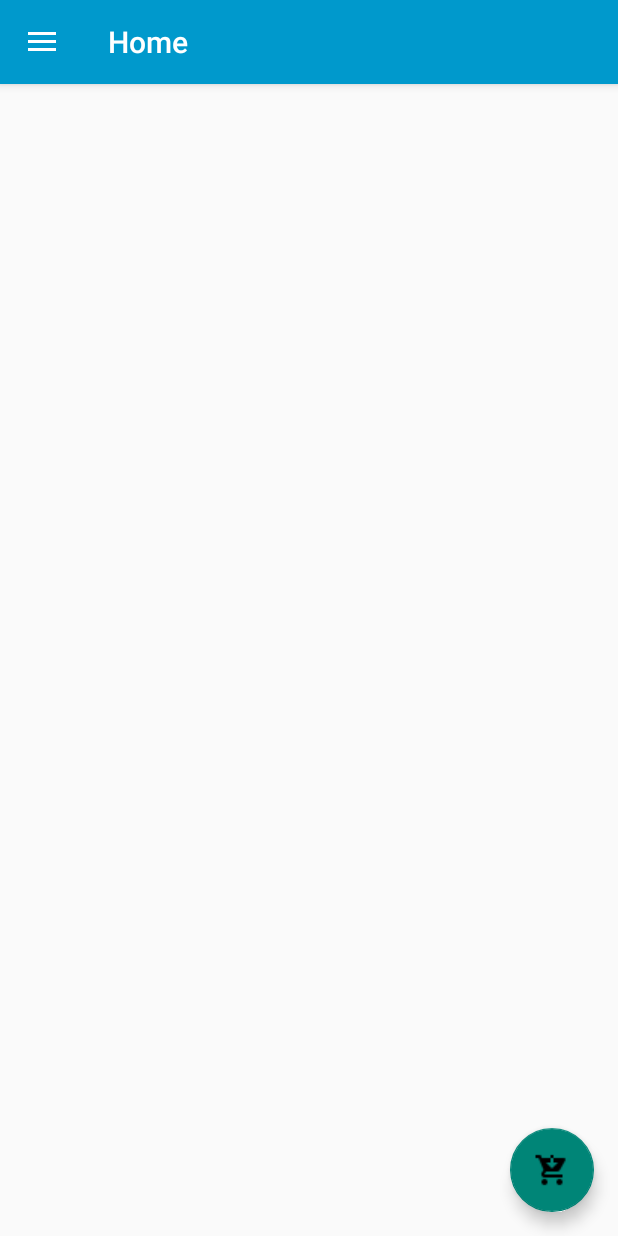
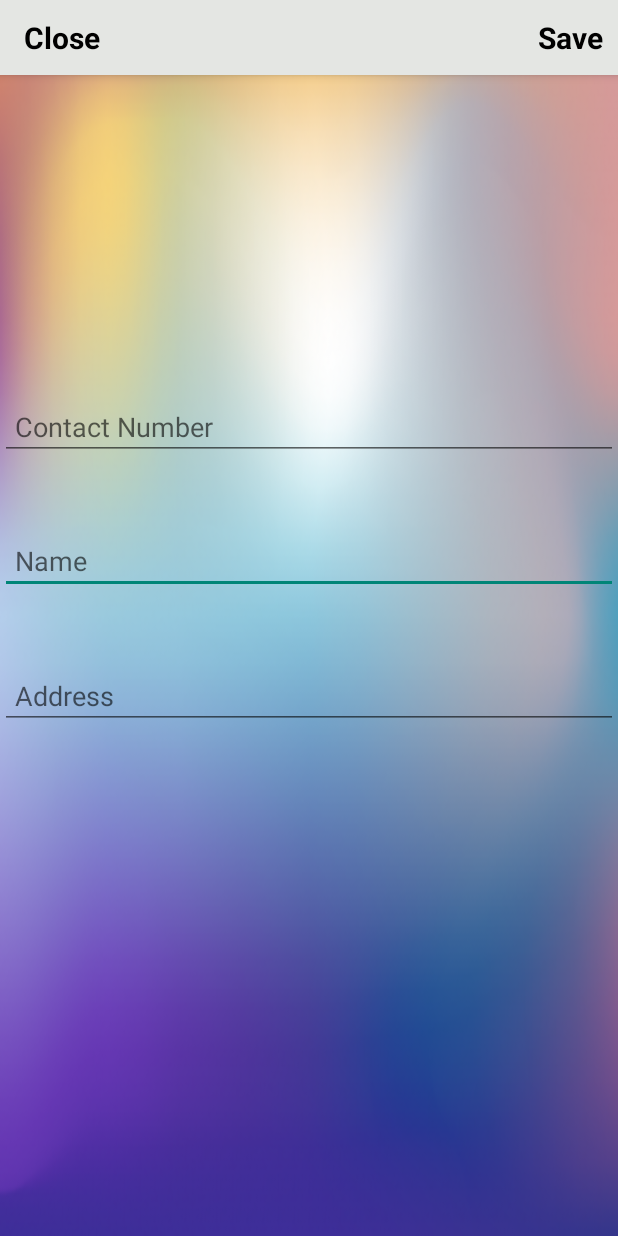
Before and after one commit to mujeeb320/StyleOmegaFashionStore-Final, an Android app: the HomeActivity screen opened directly, with no data from a screen before it, in the side drawer, after a tap on "Settings", on a phone screen of 412 x 824 dp. Run offline under Robolectric (Android 15) with nearby library versions, the phone set to English and light mode, and no system bars; our stand-ins replace CircleImageView, Firebase (no records; nobody signed in at launch, a user with empty details on screens opened directly), Picasso, navigation-ui; libraries missing offline, so code that uses them is left out: io.paperdb; 2 statements that could not run were skipped.

Commit message:
update settings feature

```diff
--- a/app/src/main/AndroidManifest.xml
+++ b/app/src/main/AndroidManifest.xml
@@ -9,10 +9,11 @@
         android:roundIcon="@mipmap/ic_launcher_round"
         android:supportsRtl="true"
         android:theme="@style/AppTheme">
+        <activity android:name=".SettingsActivity"></activity>
         <activity
             android:name=".HomeActivity"
             android:label="@string/title_activity_home"
-            android:theme="@style/AppTheme.NoActionBar"></activity>
+            android:theme="@style/AppTheme.NoActionBar" />
         <activity android:name=".model.Main2Activity" />
         <activity android:name=".AdminAddNewProductActivity" />
         <activity android:name=".AdminCatergoryActivity" />
--- a/app/src/main/java/com/example/styleomegafashionstore/HomeActivity.java
+++ b/app/src/main/java/com/example/styleomegafashionstore/HomeActivity.java
@@ -212,7 +212,8 @@ public class HomeActivity extends AppCompatActivity
         }
         else if (id == R.id.nav_settings)
         {
-
+            Intent intent = new Intent(HomeActivity.this, SettingsActivity.class);
+            startActivity(intent);
         }
         else if (id == R.id.nav_logout)
         {
--- /dev/null
+++ b/app/src/main/java/com/example/styleomegafashionstore/SettingsActivity.java
@@ -0,0 +1,76 @@
+package com.example.styleomegafashionstore;
+
+import android.content.Intent;
+import android.os.Bundle;
+import android.view.View;
+import android.widget.EditText;
+import android.widget.TextView;
+import android.widget.Toast;
+
+import androidx.appcompat.app.AppCompatActivity;
+
+import com.example.styleomegafashionstore.Prevalent.Prevalent;
+import com.google.firebase.database.DatabaseReference;
+import com.google.firebase.database.FirebaseDatabase;
+
+import java.util.HashMap;
+
+public class SettingsActivity extends AppCompatActivity {
+
+    private EditText NameEditText, NumberEditText, AddressEditText;
+    private TextView CloseTextBtn,SaveTextBtn;
+
+
+
+
+
+    @Override
+    protected void onCreate(Bundle savedInstanceState) {
+        super.onCreate(savedInstanceState);
+        setContentView(R.layout.activity_settings);
+
+
+
+        NameEditText= (EditText) findViewById(R.id.settings_name);
+        NumberEditText= (EditText) findViewById(R.id.settings_phone_number);
+        AddressEditText= (EditText) findViewById(R.id.settings_address);
+        CloseTextBtn= (TextView) findViewById(R.id.close_settings_button);
+        SaveTextBtn= (TextView) findViewById(R.id.update_account_settings_button);
+
+
+        CloseTextBtn.setOnClickListener(new View.OnClickListener() {
+            @Override
+            public void onClick(View v) {
+                finish();
+            }
+        });
+
+        SaveTextBtn.setOnClickListener(new View.OnClickListener() {
+            @Override
+            public void onClick(View v) {
+
+                userInfoSaved();
+            }
+
+        });
+
+
+    }
+
+    private void userInfoSaved() {
+        DatabaseReference refe = FirebaseDatabase.getInstance().getReference().child("Users");
+
+        HashMap<String, Object> userMap = new HashMap<>();
+        userMap.put("name",NameEditText.getText().toString());
+        userMap.put("number",NumberEditText.getText().toString());
+        userMap.put("address",AddressEditText.getText().toString());
+
+        refe.child(Prevalent.currentOnlineUsers.getPhone()).updateChildren(userMap);
+
+        startActivity(new Intent(SettingsActivity.this, MainActivity.class));
+        Toast.makeText(this, "Information updated Successfully!", Toast.LENGTH_SHORT).show();
+        finish();
+    }
+
+
+}
--- /dev/null
+++ b/app/src/main/res/layout/activity_settings.xml
@@ -0,0 +1,85 @@
+<?xml version="1.0" encoding="utf-8"?>
+<RelativeLayout xmlns:android="http://schemas.android.com/apk/res/android"
+    xmlns:app="http://schemas.android.com/apk/res-auto"
+    xmlns:tools="http://schemas.android.com/tools"
+    android:layout_width="match_parent"
+    android:layout_height="match_parent"
+    tools:context=".SettingsActivity"
+    android:background="@drawable/welcomenew">
+
+    <com.google.android.material.appbar.AppBarLayout
+        android:id="@+id/app_bar_settings"
+        android:layout_width="match_parent"
+        android:layout_height="50dp"
+        android:background="@color/colorPrimaryDark">
+
+        <androidx.appcompat.widget.Toolbar
+            android:id="@+id/toolbar_settings"
+            android:layout_width="match_parent"
+            android:layout_height="wrap_content">
+
+            <RelativeLayout
+                android:layout_width="match_parent"
+                android:layout_height="match_parent"
+                >
+
+                <TextView
+                    android:id="@+id/close_settings_button"
+                    android:layout_width="wrap_content"
+                    android:layout_height="wrap_content"
+                    android:text="Close"
+                    android:textColor="@android:color/black"
+                    android:textSize="20sp"
+                    android:textStyle="bold"
+                    android:layout_alignParentStart="true">
+
+                </TextView>
+                <TextView
+                    android:id="@+id/update_account_settings_button"
+                    android:layout_width="wrap_content"
+                    android:layout_height="wrap_content"
+                    android:text="Save"
+                    android:textColor="@android:color/black"
+                    android:textSize="20sp"
+                    android:textStyle="bold"
+                    android:layout_alignParentEnd="true"
+                    android:layout_marginRight="10dp">
+
+                </TextView>
+            </RelativeLayout>
+        </androidx.appcompat.widget.Toolbar>
+    </com.google.android.material.appbar.AppBarLayout>
+
+
+    <EditText
+        android:id="@+id/settings_name"
+        android:layout_width="match_parent"
+        android:layout_height="wrap_content"
+        android:layout_below="@id/settings_phone_number"
+        android:layout_marginTop="29dp"
+        android:layout_marginBottom="15dp"
+        android:hint="Name"
+        android:padding="10dp" />
+
+    <EditText
+        android:id="@+id/settings_phone_number"
+        android:layout_width="match_parent"
+        android:layout_height="wrap_content"
+        android:layout_below="@id/app_bar_settings"
+        android:layout_marginTop="212dp"
+        android:layout_marginBottom="15dp"
+        android:hint="Contact Number"
+        android:padding="10dp" />
+
+    <EditText
+        android:id="@+id/settings_address"
+        android:layout_width="match_parent"
+        android:layout_height="wrap_content"
+        android:layout_below="@id/settings_name"
+        android:layout_marginTop="30dp"
+        android:layout_marginBottom="15dp"
+        android:hint="Address"
+        android:padding="10dp" />
+
+
+</RelativeLayout>
```
Also changed, not shown: app/src/main/java/com/example/styleomegafashionstore/AdminAddNewProductActivity.java (+5 -6 lines), app/src/main/java/com/example/styleomegafashionstore/model/Users.java (+20 -5 lines), app/src/main/res/layout/product_items_layout.xml (+11 -9 lines).
